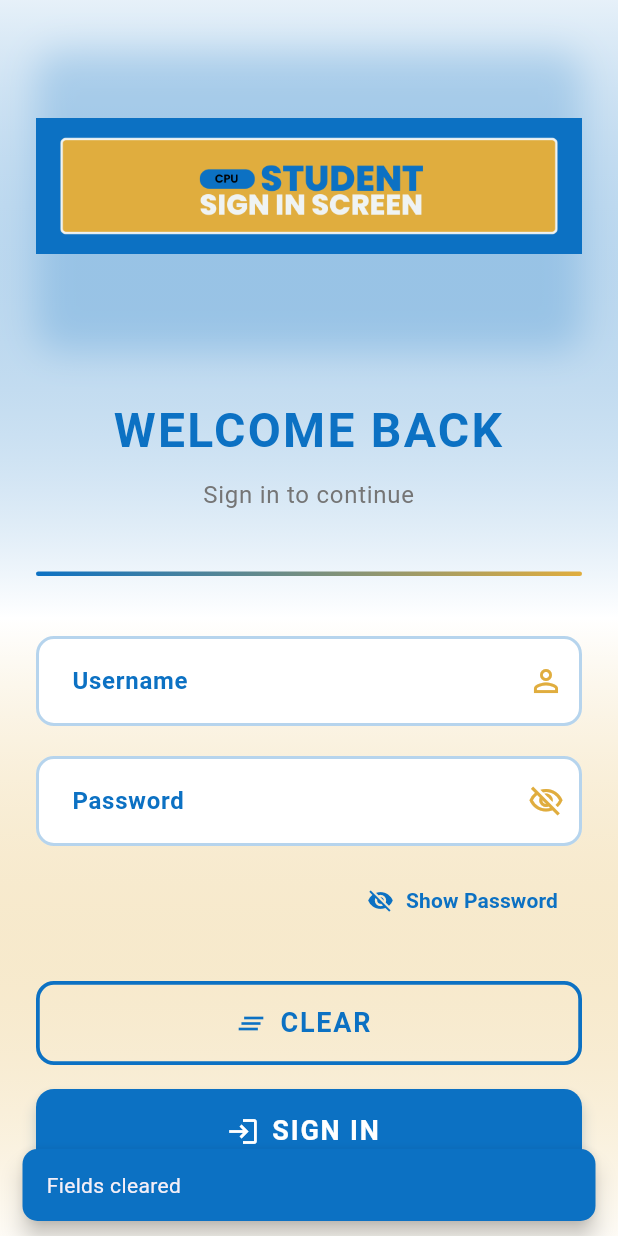
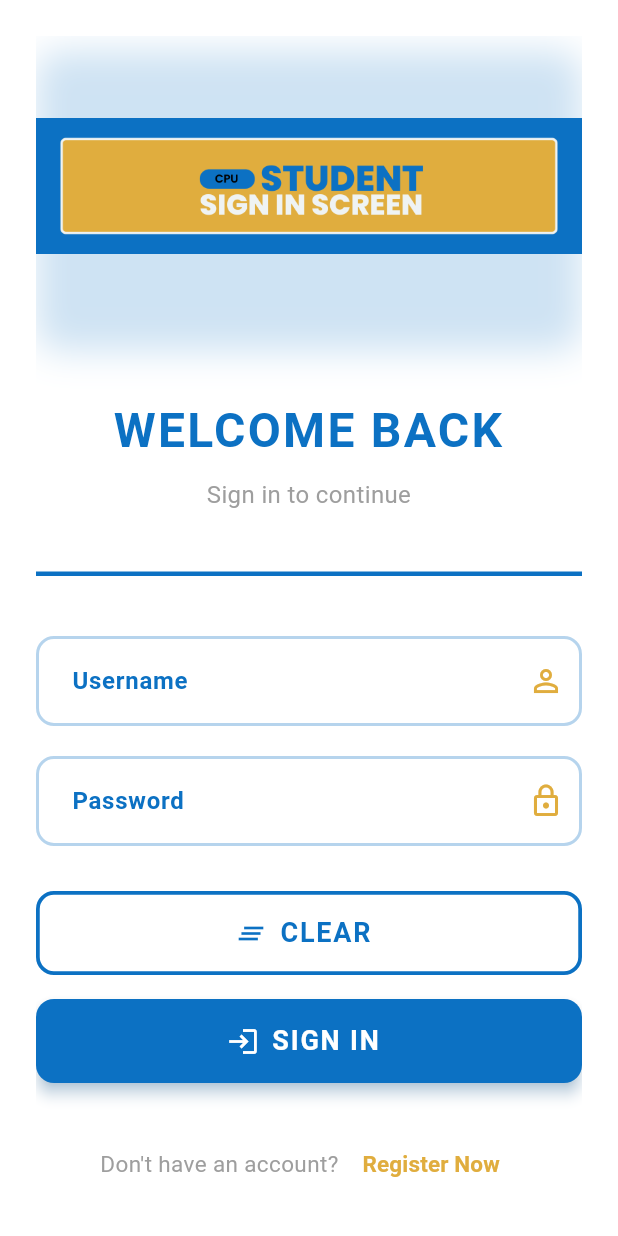
Before and after one commit to yakuvv/anj_flutter_adventure, a Flutter app: the screen it shows after launch, after a tap on "CLEAR", on a phone screen of 412 x 824 dp. Run offline on Flutter 3.47's test engine with Material 3 defaults, Android fonts, the phone set to English and light mode, and no system bars.

Commit message:
update the registration and signin files

```diff
--- a/lib/Carias_Midterm_CCS2801/screens/24_midterm_signin.dart
+++ b/lib/Carias_Midterm_CCS2801/screens/24_midterm_signin.dart
@@ -14,58 +14,23 @@
 class _MidtermSignInState extends State<MidtermSignIn> {
   final TextEditingController usernameController = TextEditingController();
   final TextEditingController passwordController = TextEditingController();
-  bool _obscurePassword = true;
-
-  @override
-  void dispose() {
-    usernameController.dispose();
-    passwordController.dispose();
-    super.dispose();
-  }
-
-  void _showSnackBar(String message) {
-    ScaffoldMessenger.of(context).showSnackBar(
-      SnackBar(
-        content: Text(message),
-        backgroundColor: Color(0xff0c71c3),
-        behavior: SnackBarBehavior.floating,
-        shape: RoundedRectangleBorder(borderRadius: BorderRadius.circular(10)),
-        duration: Duration(seconds: 2),
-      ),
-    );
-  }
 
   @override
   Widget build(BuildContext context) {
     return Scaffold(
       backgroundColor: Colors.white,
-      body: Container(
-        decoration: BoxDecoration(
-          gradient: LinearGradient(
-            begin: Alignment.topCenter,
-            end: Alignment.bottomCenter,
-            colors: [
-              Color(0xff0c71c3).withOpacity(0.1),
-              Colors.white,
-              Color(0xffe0ad3e).withOpacity(0.05),
-            ],
-          ),
-        ),
-        child: SafeArea(
+      body: SafeArea(
+        child: Padding(
+          padding: const EdgeInsets.all(24.0),
           child: Center(
             child: SingleChildScrollView(
-              padding: const EdgeInsets.all(24.0),
               child: Column(
                 mainAxisAlignment: MainAxisAlignment.center,
-                crossAxisAlignment: CrossAxisAlignment.stretch,
                 children: [
-                  // Logo Section
-                  Hero(
-                    tag: 'logo',
-                    child: CustomImage(
+                  // Logo Image
+                  CustomImage(
                     imagePath: 'assets/SignInScreen.png',
                     height: 200,
-                    ),
                   ),
 
                   SizedBox(height: 40),
@@ -89,8 +54,7 @@
                     textAlign: TextAlign.center,
                     style: TextStyle(
                       fontSize: 16,
-                      color: Colors.grey[600],
-                      letterSpacing: 0.5,
+                      color: Colors.grey,
                     ),
                   ),
 
@@ -99,15 +63,8 @@
                   // Divider Line
                   Container(
                     height: 3,
-                    decoration: BoxDecoration(
-                      gradient: LinearGradient(
-                        colors: [
-                          Color(0xff0c71c3),
-                          Color(0xffe0ad3e),
-                        ],
-                      ),
-                      borderRadius: BorderRadius.circular(10),
-                    ),
+                    width: double.infinity,
+                    color: Color(0xff0c71c3),
                   ),
 
                   SizedBox(height: 40),
@@ -122,43 +79,13 @@
 
                   SizedBox(height: 20),
 
-                  // Password Field with visibility toggle
+                  // Password Field
                   CustomTextField(
                     label: 'Password',
                     hintText: 'Enter your password',
-                    icon: _obscurePassword
-                        ? Icons.visibility_off_outlined
-                        : Icons.visibility_outlined,
+                    icon: Icons.lock_outline,
                     controller: passwordController,
-                    obscureText: _obscurePassword,
-                  ),
-
-                  SizedBox(height: 12),
-
-                  // Toggle Password Visibility
-                  Align(
-                    alignment: Alignment.centerRight,
-                    child: TextButton.icon(
-                      onPressed: () {
-                        setState(() {
-                          _obscurePassword = !_obscurePassword;
-                        });
-                      },
-                      icon: Icon(
-                        _obscurePassword
-                            ? Icons.visibility_off
-                            : Icons.visibility,
-                        size: 18,
-                        color: Color(0xff0c71c3),
-                      ),
-                      label: Text(
-                        _obscurePassword ? 'Show Password' : 'Hide Password',
-                        style: TextStyle(
-                          color: Color(0xff0c71c3),
-                          fontWeight: FontWeight.w600,
-                        ),
-                      ),
-                    ),
+                    obscureText: true,
                   ),
 
                   SizedBox(height: 30),
@@ -170,7 +97,6 @@
                     onPressed: () {
                       usernameController.clear();
                       passwordController.clear();
-                      _showSnackBar('Fields cleared');
                     },
                     backgroundColor: Colors.white,
                     foregroundColor: Color(0xff0c71c3),
@@ -184,17 +110,12 @@
                     text: 'SIGN IN',
                     icon: Icons.login,
                     onPressed: () {
-                      if (usernameController.text.isEmpty ||
-                          passwordController.text.isEmpty) {
-                        _showSnackBar('Please fill in all fields');
-                      } else {
                       Navigator.push(
                         context,
                         MaterialPageRoute(
                           builder: (context) => MidtermRegistration(),
                         ),
                       );
-                      }
                     },
                     backgroundColor: Color(0xff0c71c3),
                     foregroundColor: Colors.white,
@@ -209,7 +130,7 @@
                       Text(
                         "Don't have an account? ",
                         style: TextStyle(
-                          color: Colors.grey[600],
+                          color: Colors.grey,
                           fontSize: 15,
                         ),
                       ),
@@ -241,7 +162,7 @@
                     '© 2024 University Student Portal',
                     textAlign: TextAlign.center,
                     style: TextStyle(
-                      color: Colors.grey[400],
+                      color: Colors.grey,
                       fontSize: 12,
                     ),
                   ),
```
Lines whose indentation alone changed are shown as unchanged.
